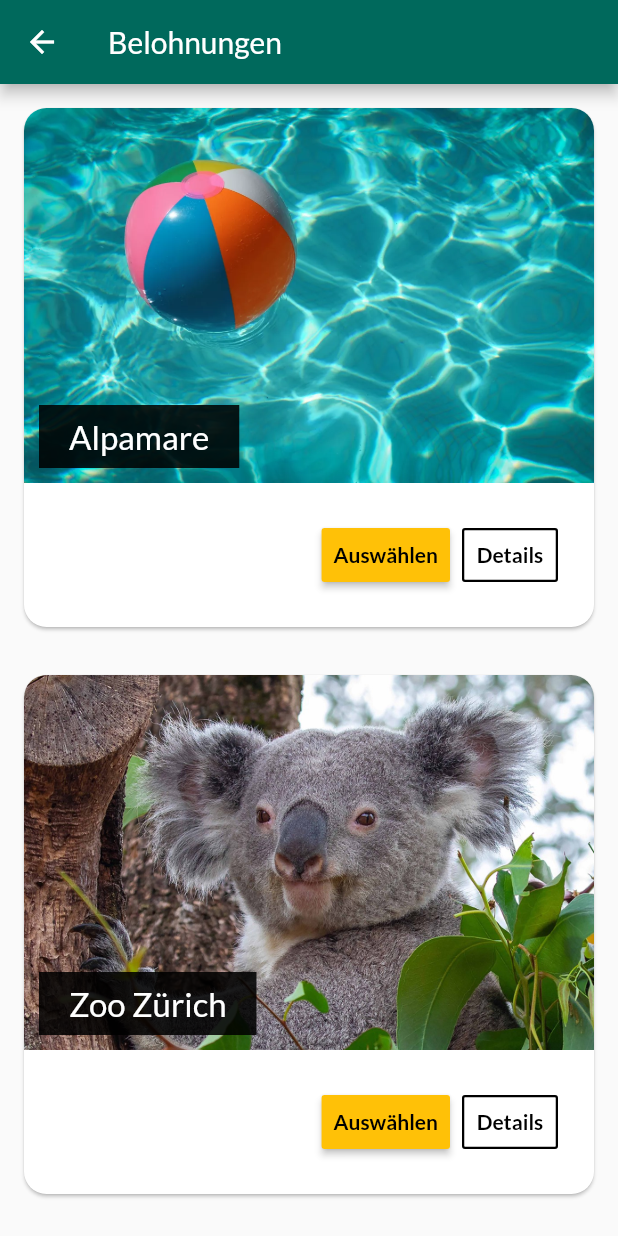
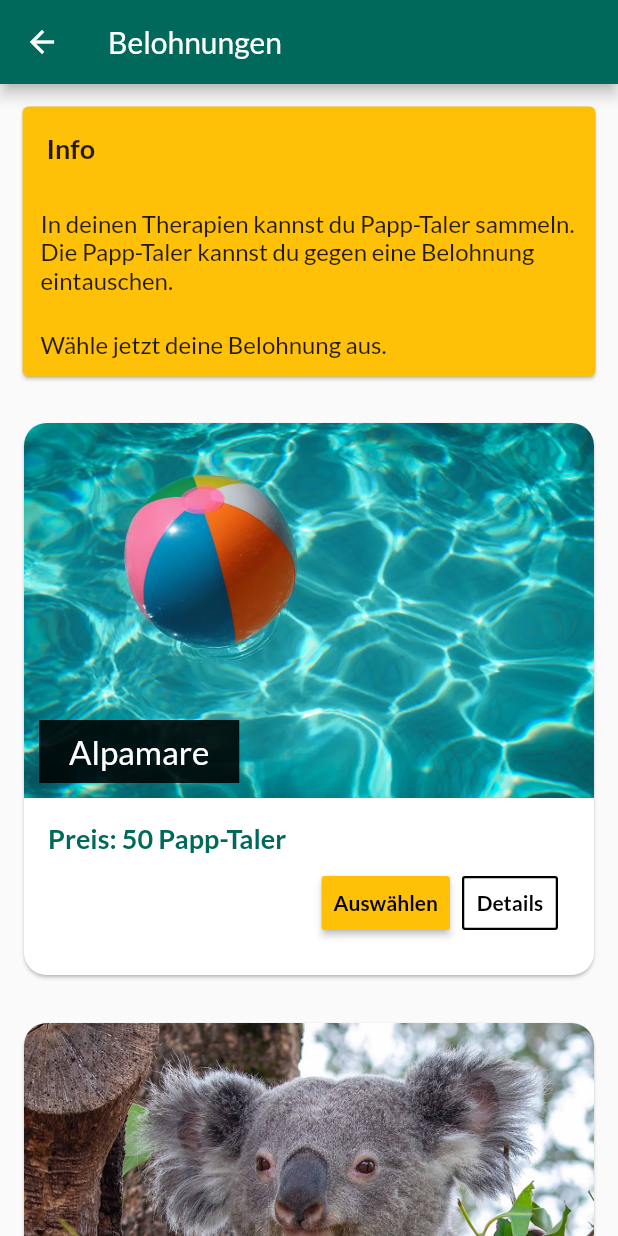
Before and after one commit to schmt5/papp, a Flutter app: the RewardScreen screen opened by its route, on a phone screen of 412 x 824 dp. Run offline on Flutter 3.47's test engine with Material 2 defaults, Android fonts, the phone set to English and light mode, and no system bars; our stand-ins replace flare_flutter, shared_preferences, sqflite; missing offline and left inert: barcode_scan, flare_dart; accounts and stored records are empty.

Commit message:
add Infos to RewardScreen

```diff
--- a/papp/lib/screens/reward_screen.dart
+++ b/papp/lib/screens/reward_screen.dart
@@ -1,5 +1,7 @@
 import 'package:flutter/material.dart';
+import 'package:provider/provider.dart';
 
+import '../providers/points.dart';
 import '../models/reward_model.dart';
 import '../widgets/reward_item.dart';
 import '../models/reward_type.dart';
@@ -8,25 +10,85 @@
   static const routeName = '/reward';
 
   var rewards = [
-    RewardModel('Alpamare', RewardType.Alpamare, 'assets/images/alpamare.jpg', 'nice'),
-    RewardModel('Zoo Zürich', RewardType.ZooZurich, 'assets/images/zoo_zurich.jpeg', 'kuul'),
-    RewardModel('Technorama', RewardType.Technorama, 'assets/images/technorama.jpg', 'kuul'),
-    RewardModel('Europapark', RewardType.Europapark, 'assets/images/europapark.jpg',
+    RewardModel('Alpamare', RewardType.Alpamare, 'assets/images/alpamare.jpg',
+        'Das Alpamare ist ein Erlebnisbad. Es gibt insgesamt 12 Wasser-Rutschbahnen. Weiter gibt es ein Wellen-Bad, ein Sprudel-Bad, ein Freifluss-Bad. Das Wellen-Bad ist drinnen. Alle anderen Bäder sind drausen.'),
+    RewardModel(
+        'Zoo Zürich',
+        RewardType.ZooZurich,
+        'assets/images/zoo_zurich.jpeg',
+        'Im Zoo Zürich leben 375 verschiedene Tiere. Bei jeder Tier-Art gibt es mindestens ein männliches Tier und ein weibliches Tier. Das Motto von Zoo Zürich ist: "Wer Tiere kennt, wird Tiere schützen".'),
+    RewardModel(
+        'Technorama',
+        RewardType.Technorama,
+        'assets/images/technorama.jpg',
+        'Im Technorama erlebst du die Faszination der Biologie, der Chemie und der Physik. Täglich gibt es Vorführungen.'),
+    RewardModel(
+        'Europapark',
+        RewardType.Europapark,
+        'assets/images/europapark.jpg',
         'Europapark ist ein Erlebnispark in Deutschland. Dort kannst du fein essen, Shows anschauen und Achterbahnfahren'),
   ];
 
   @override
   Widget build(BuildContext context) {
+    var choosenReward = Provider.of<Points>(context).choosenReward;
+    var isRewardChoosen = choosenReward != null;
+
     return Scaffold(
       appBar: AppBar(
         title: Text('Belohnungen'),
       ),
       body: ListView(
-        children: rewards
-            .map(
-              (item) => RewardItem(item.title, item.type, item.imgUrl, item.infos),
-            )
-            .toList(),
+        children: <Widget>[
+          isRewardChoosen
+              ? Container()
+              : Card(
+                  margin: EdgeInsets.all(15),
+                  color: Colors.amber,
+                  child: Column(
+                    children: <Widget>[
+                      ListTile(
+                        title: Text(
+                          'Info',
+                          style: TextStyle(
+                            fontSize: 18,
+                            fontWeight: FontWeight.w600,
+                          ),
+                        ),
+                      ),
+                      Padding(
+                        padding: const EdgeInsets.all(12),
+                        child: Text(
+                          'In deinen Therapien kannst du Papp-Taler sammeln. Die Papp-Taler kannst du gegen eine Belohnung eintauschen.',
+                          style: TextStyle(
+                            fontSize: 16,
+                          ),
+                        ),
+                      ),
+                      Align(
+                        alignment: Alignment.centerLeft,
+                        child: Padding(
+                          padding: const EdgeInsets.all(12),
+                          child: Text(
+                            'Wähle jetzt deine Belohnung aus.',
+                            style: TextStyle(
+                              fontSize: 16,
+                            ),
+                          ),
+                        ),
+                      ),
+                    ],
+                  ),
+                ),
+          Column(
+            children: rewards
+                .map(
+                  (item) => RewardItem(
+                      item.title, item.type, item.imgUrl, item.infos),
+                )
+                .toList(),
+          )
+        ],
       ),
     );
   }
--- a/papp/lib/widgets/no_reward_choosen_card.dart
+++ b/papp/lib/widgets/no_reward_choosen_card.dart
@@ -14,7 +14,7 @@
         ? Container()
         : Card(
             color: Colors.amber,
-            margin: EdgeInsets.all(15),
+            margin: EdgeInsets.all(16),
             child: Column(
               children: <Widget>[
                 Container(
@@ -22,7 +22,7 @@
                   child: ListTile(
                     leading: Icon(Icons.cake),
                     title: Text(
-                      'Keine Belohnung ausgwählt',
+                      'Wähle deine Belohnung aus',
                       style: TextStyle(
                         fontWeight: FontWeight.w600,
                       ),
--- a/papp/lib/widgets/reward_item.dart
+++ b/papp/lib/widgets/reward_item.dart
@@ -123,8 +123,28 @@
                       ),
                     ],
                   ),
+                  Align(
+                    alignment: Alignment.centerLeft,
+                    child: Padding(
+                      padding: const EdgeInsets.only(
+                        left: 16,
+                        top: 16,
+                      ),
+                      child: Text(
+                        'Preis: 50 Papp-Taler',
+                        style: TextStyle(
+                          fontSize: 18,
+                          fontWeight: FontWeight.w600,
+                          color: Theme.of(context).primaryColor,
+                        ),
+                      ),
+                    ),
+                  ),
                   Padding(
-                    padding: EdgeInsets.all(16),
+                    padding: EdgeInsets.only(
+                      right: 16,
+                      bottom: 16,
+                    ),
                     child: ButtonBar(
                       children: <Widget>[
                         type.index == pointData.choosenReward
```
